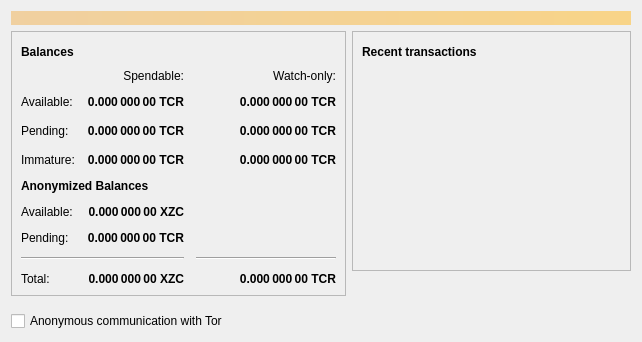
Old version of the form src/qt/forms/overviewpage.ui in the repository tecracoin/tecracoin.
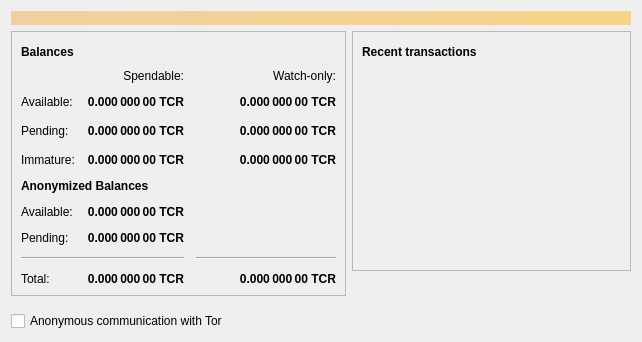
New version of the form. Icons and pictures are not drawn.

```diff
--- a/src/qt/forms/overviewpage.ui
+++ b/src/qt/forms/overviewpage.ui
@@ -244,7 +244,7 @@
                <string>Your current spendable anonymized balance</string>
               </property>
               <property name="text">
-               <string>0.000 000 00 XZC</string>
+               <string>0.000 000 00 TCR</string>
               </property>
               <property name="alignment">
                <set>Qt::AlignRight|Qt::AlignTrailing|Qt::AlignVCenter</set>
@@ -381,7 +381,7 @@
                <string>Your current total balance</string>
               </property>
               <property name="text">
-               <string notr="true">0.000 000 00 XZC</string>
+               <string notr="true">0.000 000 00 TCR</string>
               </property>
               <property name="alignment">
                <set>Qt::AlignRight|Qt::AlignTrailing|Qt::AlignVCenter</set>
```
